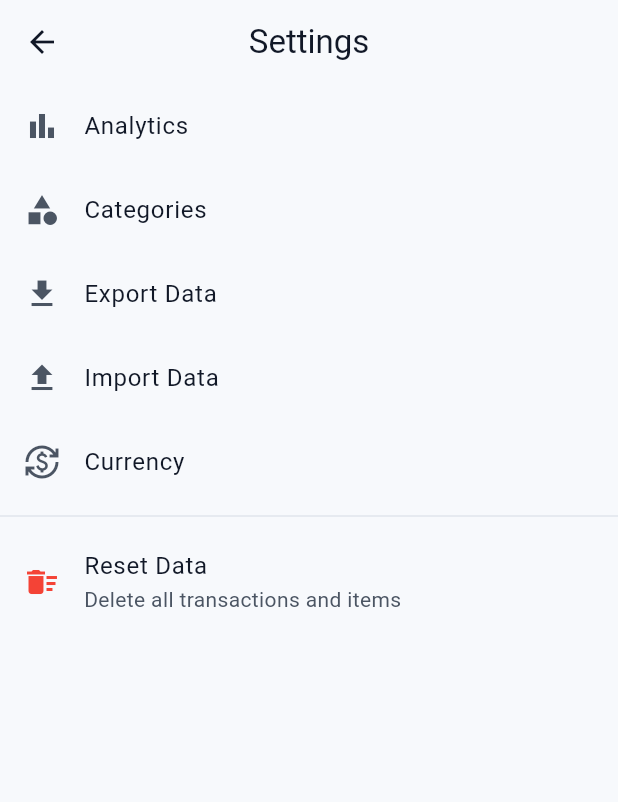
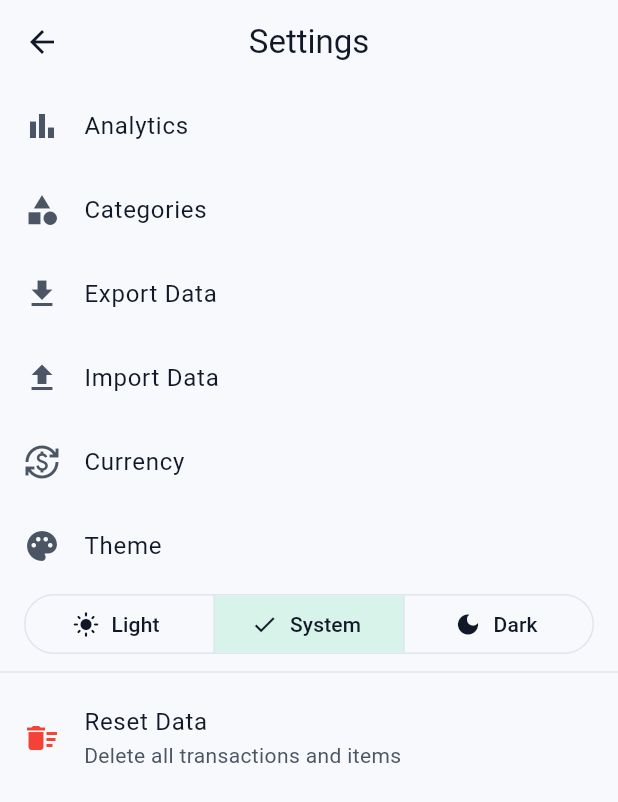
Before and after one commit to maulanasly/uangku, a Flutter app: the screen it shows after launch, after a tap on the "settings" icon, on a phone screen of 412 x 824 dp. Shown: the top 802 px of the screen. Run offline on Flutter 3.47's test engine with Material 3 defaults, Android fonts, the phone set to English and light mode, and no system bars; our stand-ins replace csv, drift, file_picker, fl_chart, flutter_dotenv, flutter_image_compress and 7 more; missing offline and left inert: apple_vision_recognize_text, google_mlkit_text_recognition, sqlite3; accounts and stored records are empty; generated files the repository leaves out were written again.

Commit message:
feat: UUID-based IDs and theme toggle (Light/System/Dark)

```diff
--- a/lib/core/services/preferences_service.dart
+++ b/lib/core/services/preferences_service.dart
@@ -3,6 +3,7 @@ import 'package:shared_preferences/shared_preferences.dart';
 class PreferencesService {
   static const _currencyKey = 'currency_symbol';
   static const _ocrModeKey = 'ocr_mode';
+  static const _themeKey = 'theme_mode';
 
   static const supportedSymbols = ['\$', 'Rp', '€', '£', '¥'];
   static const ocrModes = ['auto', 'gemini', 'ocrspace'];
@@ -26,4 +27,14 @@ class PreferencesService {
     final prefs = await SharedPreferences.getInstance();
     await prefs.setString(_ocrModeKey, mode);
   }
+
+  Future<String> getThemeModePref() async {
+    final prefs = await SharedPreferences.getInstance();
+    return prefs.getString(_themeKey) ?? 'system';
+  }
+
+  Future<void> setThemeModePref(String mode) async {
+    final prefs = await SharedPreferences.getInstance();
+    await prefs.setString(_themeKey, mode);
+  }
 }
--- a/lib/main.dart
+++ b/lib/main.dart
@@ -2,6 +2,7 @@ import 'package:flutter/material.dart';
 import 'package:flutter_riverpod/flutter_riverpod.dart';
 import 'router/app_router.dart';
 import 'core/theme/app_theme.dart';
+import 'providers/transaction_provider.dart';
 
 import 'package:flutter_dotenv/flutter_dotenv.dart';
 
@@ -16,10 +17,13 @@ class UangkuApp extends ConsumerWidget {
 
   @override
   Widget build(BuildContext context, WidgetRef ref) {
+    final themeMode = ref.watch(themeModeProvider).valueOrNull ?? ThemeMode.system;
+
     return MaterialApp.router(
       title: 'Money Tracker',
       theme: AppTheme.lightTheme,
       darkTheme: AppTheme.darkTheme,
+      themeMode: themeMode,
       routerConfig: appRouter,
     );
   }
--- a/lib/providers/transaction_provider.dart
+++ b/lib/providers/transaction_provider.dart
@@ -1,3 +1,4 @@
+import 'package:flutter/material.dart';
 import 'package:flutter_riverpod/flutter_riverpod.dart';
 import 'database_provider.dart';
 import '../data/database/database.dart';
@@ -22,6 +23,18 @@ final ocrModeProvider = FutureProvider<String>((ref) {
   return PreferencesService().getOcrMode();
 });
 
+final themeModeProvider = FutureProvider<ThemeMode>((ref) async {
+  final pref = await PreferencesService().getThemeModePref();
+  switch (pref) {
+    case 'dark':
+      return ThemeMode.dark;
+    case 'light':
+      return ThemeMode.light;
+    default:
+      return ThemeMode.system;
+  }
+});
+
 final selectedMonthProvider = StateProvider<DateTime>((ref) {
   final now = DateTime.now();
   return DateTime(now.year, now.month);
--- a/lib/ui/scanner/receipt_draft.dart
+++ b/lib/ui/scanner/receipt_draft.dart
@@ -1,4 +1,5 @@
 import 'package:drift/drift.dart';
+import 'package:uuid/uuid.dart';
 
 import '../../core/models/transaction_type.dart';
 import '../../core/utils/receipt_parser.dart';
@@ -92,7 +93,7 @@ class ReceiptDraft {
 
   TransactionsCompanion toCompanion() {
     return TransactionsCompanion.insert(
-      id: DateTime.now().millisecondsSinceEpoch.toString(),
+      id: const Uuid().v4(),
       date: date,
       amount: double.parse(amountText),
       category: category,
--- a/lib/ui/settings/categories_screen.dart
+++ b/lib/ui/settings/categories_screen.dart
@@ -1,5 +1,6 @@
 import 'package:flutter/material.dart';
 import 'package:flutter_riverpod/flutter_riverpod.dart';
+import 'package:uuid/uuid.dart';
 
 import '../../providers/transaction_provider.dart';
 import '../../providers/database_provider.dart';
@@ -180,7 +181,7 @@ class CategoriesScreen extends ConsumerWidget {
       if (category == null) {
         await repo.addCategory(
           CategoriesCompanion.insert(
-            id: 'cat_${DateTime.now().millisecondsSinceEpoch}',
+            id: 'cat_${const Uuid().v4()}',
             name: name,
             icon: icon,
           ),
--- a/lib/ui/settings/settings_screen.dart
+++ b/lib/ui/settings/settings_screen.dart
@@ -75,6 +75,36 @@ class SettingsScreen extends ConsumerWidget {
             title: const Text('Currency'),
             leading: const Icon(Icons.currency_exchange),
             onTap: () => _selectCurrency(context, ref),
+          ),
+          ListTile(
+            title: const Text('Theme'),
+            leading: const Icon(Icons.palette),
+            onTap: () {},
+          ),
+          Padding(
+            padding: const EdgeInsets.symmetric(horizontal: 16),
+            child: ref.watch(themeModeProvider).when(
+              data: (mode) => SegmentedButton<ThemeMode>(
+                segments: const [
+                  ButtonSegment(value: ThemeMode.light, label: Text('Light'), icon: Icon(Icons.light_mode)),
+                  ButtonSegment(value: ThemeMode.system, label: Text('System'), icon: Icon(Icons.brightness_auto)),
+                  ButtonSegment(value: ThemeMode.dark, label: Text('Dark'), icon: Icon(Icons.dark_mode)),
+                ],
+                selected: {mode},
+                onSelectionChanged: (selection) async {
+                  final selected = selection.first;
+                  final label = switch (selected) {
+                    ThemeMode.dark => 'dark',
+                    ThemeMode.light => 'light',
+                    _ => 'system',
+                  };
+                  await PreferencesService().setThemeModePref(label);
+                  ref.invalidate(themeModeProvider);
+                },
+              ),
+              loading: () => const SizedBox.shrink(),
+              error: (_, __) => const SizedBox.shrink(),
+            ),
           ),
           const Divider(),
           ListTile(
--- a/lib/ui/transactions/add_transaction_screen.dart
+++ b/lib/ui/transactions/add_transaction_screen.dart
@@ -2,6 +2,7 @@ import 'package:flutter/material.dart';
 import 'package:flutter_riverpod/flutter_riverpod.dart';
 import 'package:go_router/go_router.dart';
 import 'package:intl/intl.dart';
+import 'package:uuid/uuid.dart';
 
 import '../../core/models/transaction_type.dart';
 import '../../providers/database_provider.dart';
@@ -89,7 +90,7 @@ class _AddTransactionScreenState extends ConsumerState<AddTransactionScreen> {
       } else {
         // Insert new
         final transaction = TransactionsCompanion.insert(
-          id: DateTime.now().millisecondsSinceEpoch.toString(),
+          id: const Uuid().v4(),
           date: _selectedDate,
           amount: double.parse(_amountController.text),
           category: _selectedCategory,
--- a/pubspec.yaml
+++ b/pubspec.yaml
@@ -41,6 +41,7 @@ dependencies:
   apple_vision_recognize_text: ^0.1.0
   http: ^1.6.0
   flutter_image_compress: ^2.5.1
+  uuid: ^4.6.0
 
 dev_dependencies:
   flutter_test:
```
Also changed, not shown: pubspec.lock.
